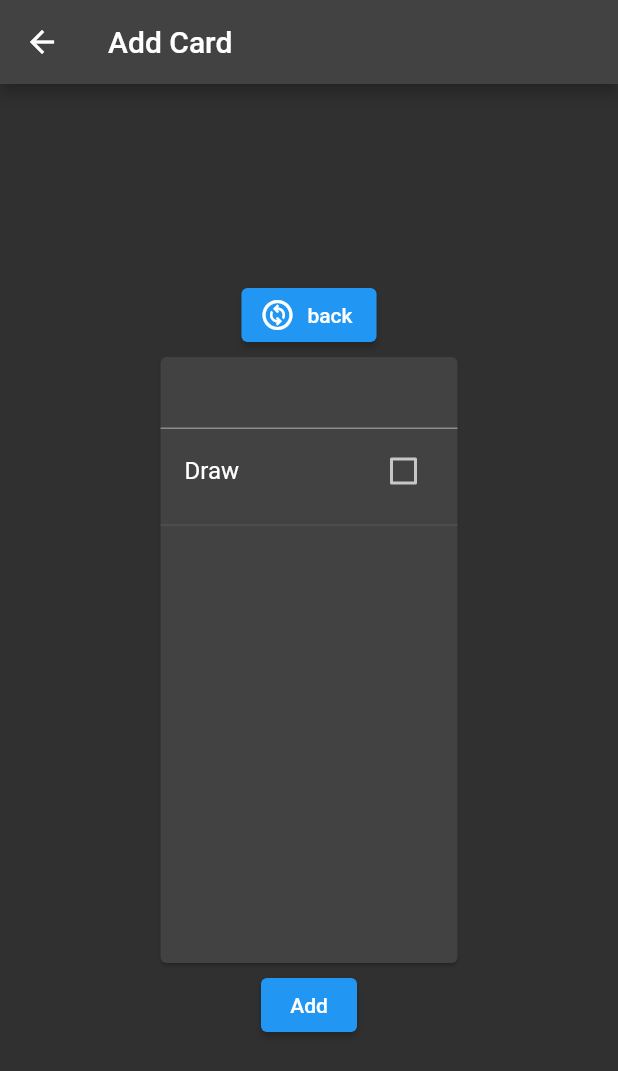
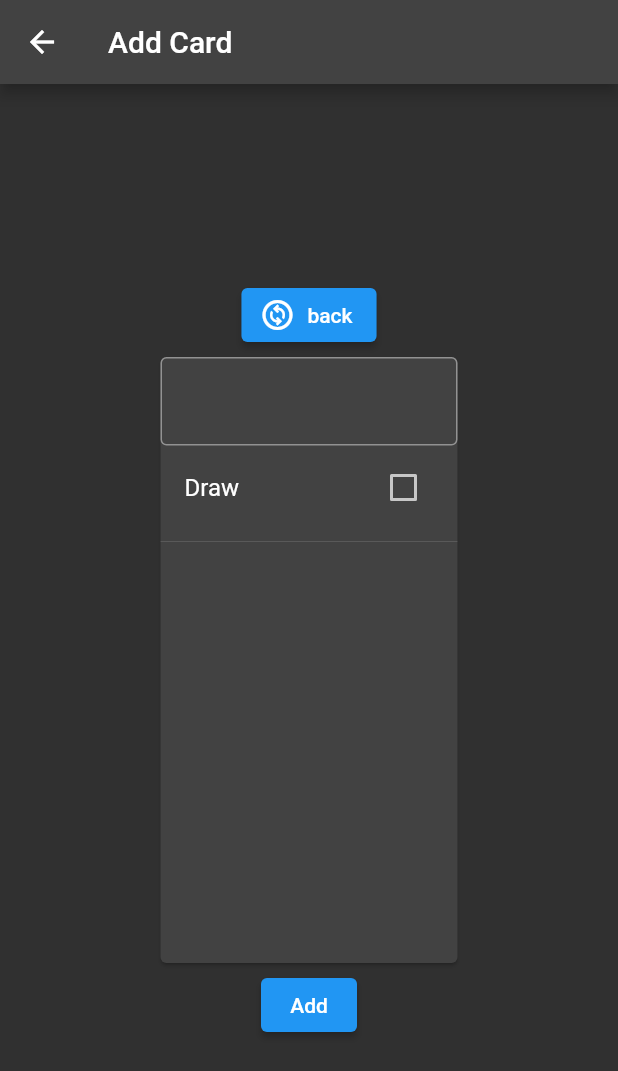
Before and after one commit to tobiaszorzetto/study-cards, a Flutter app: the AddCardPage screen opened directly with empty values, after a tap on "front", on a phone screen of 412 x 824 dp. Shown: the top 1071 px of the screen. Run offline on Flutter 3.47's test engine with Material 2 defaults, Android fonts, the phone set to English and light mode, and no system bars; drawn by our look-alikes of flip_card; missing offline and left inert: scribble.

Commit message:
small fixes add card page

```diff
--- a/study_cards/lib/components/add_card_related/card_back.dart
+++ b/study_cards/lib/components/add_card_related/card_back.dart
@@ -23,6 +23,16 @@ class CardBack extends StatelessWidget {
       child: Column(
         children: [
           TextField(
+            decoration: const InputDecoration(
+              border: OutlineInputBorder(
+                borderSide:
+                    BorderSide(color: Color.fromARGB(255, 146, 146, 146)),
+              ),
+              enabledBorder: OutlineInputBorder(
+                borderSide:
+                    BorderSide(color: Color.fromARGB(255, 146, 146, 146)),
+              ),
+            ),
             controller: controller.backTextController,
             maxLines: null,
           ),
--- a/study_cards/lib/components/add_card_related/change_card_side_button.dart
+++ b/study_cards/lib/components/add_card_related/change_card_side_button.dart
@@ -4,23 +4,17 @@ import 'package:flutter/src/widgets/placeholder.dart';
 
 import '../../controllers/add_card_controller.dart';
 
-class ChangeCardSideButton extends StatefulWidget {
+class ChangeCardSideButton extends StatelessWidget {
   AddCardController controller;
-  ChangeCardSideButton({super.key, required this.controller});
+  Function() changeSide;
+  ChangeCardSideButton({super.key, required this.controller, required this.changeSide});
 
-  @override
-  State<ChangeCardSideButton> createState() => _ChangeCardSideButtonState();
-}
-
-class _ChangeCardSideButtonState extends State<ChangeCardSideButton> {
   @override
   Widget build(BuildContext context) {
     return ElevatedButton.icon(
-        onPressed: () => setState(() {
-          widget.controller.changeCardSide();
-        }),
+        onPressed: () => changeSide(),
         icon: const Icon(Icons.change_circle_outlined),
-        label: widget.controller.showFrontSide
+        label: controller.showFrontSide
             ? const Text("front")
             : const Text("back"));
   }
--- a/study_cards/lib/views/add_card_page.dart
+++ b/study_cards/lib/views/add_card_page.dart
@@ -64,6 +64,12 @@ class _AddCardPageState extends State<AddCardPage>
     });
   }
 
+  void changeSide(){
+    setState(() {
+      controller.changeCardSide();
+    });
+  }
+
   void _changeStroke(double value, ScribbleNotifier notifier) {
     setState(() {
       controller.stroke = value;
@@ -111,7 +117,7 @@ class _AddCardPageState extends State<AddCardPage>
             mainAxisAlignment: MainAxisAlignment.center,
             crossAxisAlignment: CrossAxisAlignment.center,
             children: [
-              ChangeCardSideButton(controller: controller),
+              ChangeCardSideButton(controller: controller, changeSide: changeSide,),
               ShowCard(
                   controller: controller,
                   allowShowingImage: _allowShowingImage,
```
